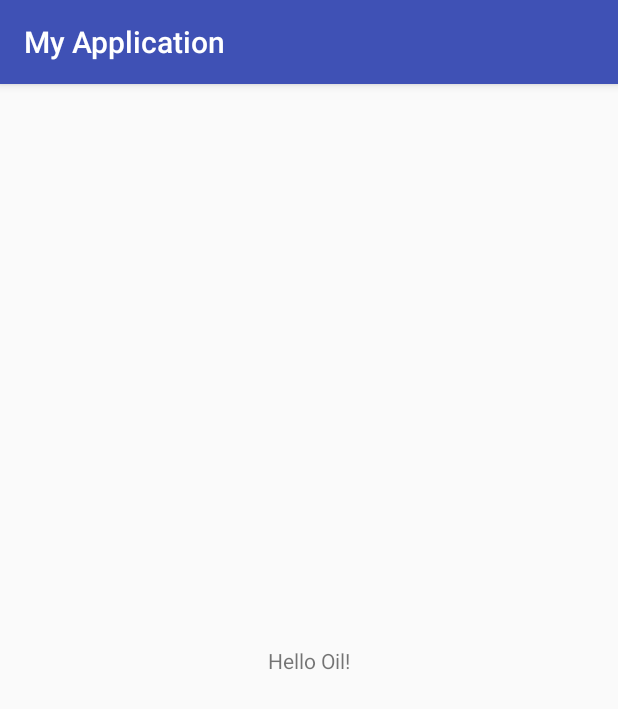
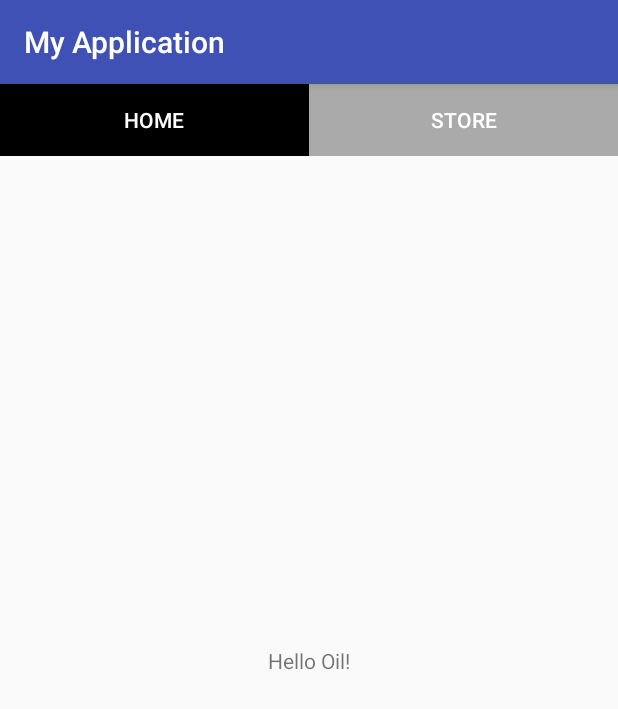
Before and after one commit to cebed/DAT256-TeamProject, an Android app: the screen it shows after launch (MainActivity), on a phone screen of 412 x 824 dp. Shown: the top 709 px of the screen. Run offline under Robolectric (Android 15) with nearby library versions, the phone set to English and light mode, and no system bars; 2 statements that could not run were skipped.

Commit message:
Added buttons XML

```diff
--- a/app/src/main/res/layout/activity_main.xml
+++ b/app/src/main/res/layout/activity_main.xml
@@ -10,10 +10,39 @@
         android:id="@+id/mainText"
         android:layout_width="wrap_content"
         android:layout_height="wrap_content"
-        android:text="Hello Oil!"
+        android:text="@string/hello_oil"
         app:layout_constraintBottom_toBottomOf="parent"
         app:layout_constraintLeft_toLeftOf="parent"
         app:layout_constraintRight_toRightOf="parent"
         app:layout_constraintTop_toTopOf="parent" />
 
+    <LinearLayout
+        android:layout_width="match_parent"
+        android:layout_height="wrap_content"
+        android:layout_alignParentBottom="true"
+        android:orientation="horizontal">
+
+        <Button
+            android:id="@+id/button"
+            android:layout_width="0dp"
+            android:layout_height="wrap_content"
+            android:layout_weight="0.5"
+            android:text="@string/home"
+            android:background="@android:color/black"
+            android:textColor="@android:color/white"
+            style="?android:attr/borderlessButtonStyle"
+            />
+
+        <Button
+            android:id="@+id/button2"
+            android:layout_width="0dp"
+            android:layout_height="wrap_content"
+            android:layout_weight="0.5"
+            android:text="@string/store"
+            android:background="@android:color/darker_gray"
+            android:textColor="@android:color/white"
+            style="?android:attr/borderlessButtonStyle"
+            />
+    </LinearLayout>
+
 </android.support.constraint.ConstraintLayout>
--- a/app/src/main/res/values/strings.xml
+++ b/app/src/main/res/values/strings.xml
@@ -1,3 +1,6 @@
 <resources>
     <string name="app_name">My Application</string>
+    <string name="home">Home</string>
+    <string name="hello_oil">Hello Oil!</string>
+    <string name="store">store</string>
 </resources>
```
Also changed, not shown: 1 other file.
